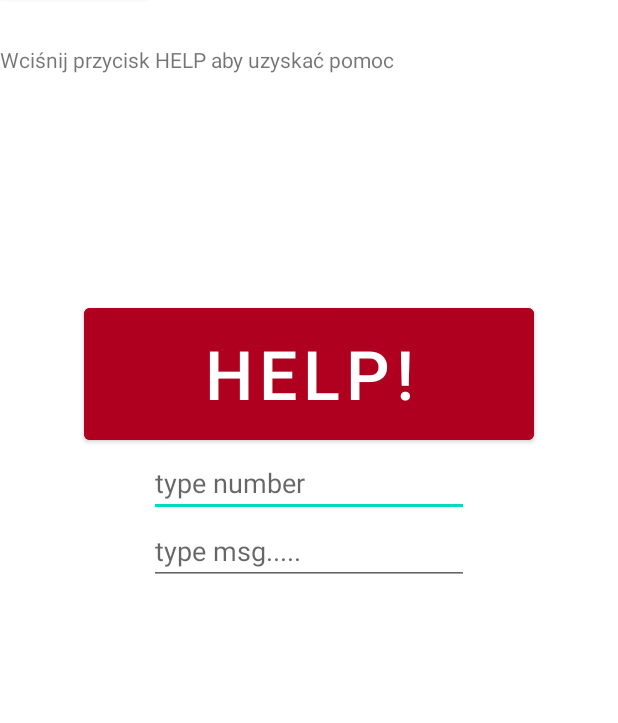
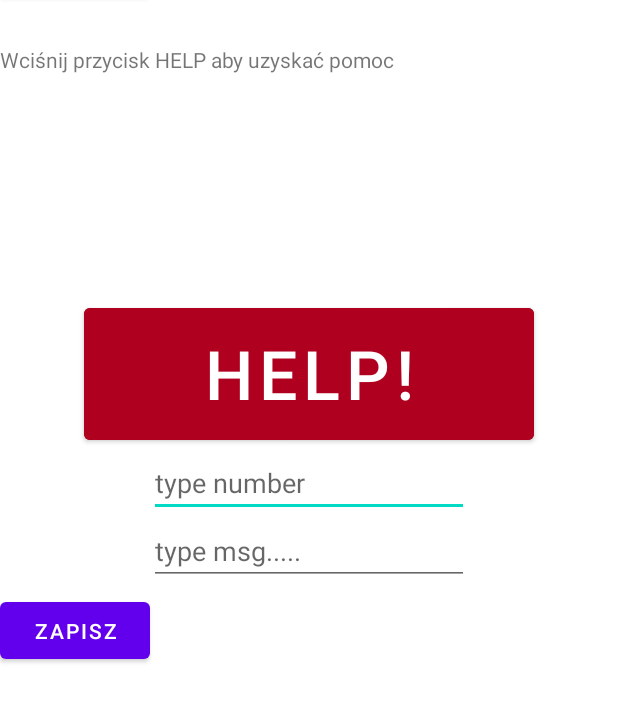
Before and after one commit to gromaniecki/SMS_Ratunek, an Android app: the Main_Menu screen opened directly, with no data from a screen before it, after a tap on "POWRÓT", on a phone screen of 412 x 824 dp, the part 160-883 px from its top. Run offline under Robolectric (Android 15) with nearby library versions, the phone set to English and light mode, and no system bars.

Commit message:
Dzialajace getsharedpreferences

```diff
--- a/src/main/java/gromaniecki/example/sms_ratunek/MainActivity.java
+++ b/src/main/java/gromaniecki/example/sms_ratunek/MainActivity.java
@@ -5,7 +5,9 @@ import androidx.core.app.ActivityCompat;
 import androidx.core.content.PackageManagerCompat;
 
 import android.Manifest;
+import android.content.Context;
 import android.content.Intent;
+import android.content.SharedPreferences;
 import android.content.pm.PackageManager;
 import android.os.Bundle;
 import android.telephony.SmsManager;
@@ -24,6 +26,10 @@ public class MainActivity extends AppCompatActivity {
     private EditText editTextMessage;
     FusedLocationProviderClient fusedLocationProviderClient;
 
+    //shared Preferences
+    SharedPreferences bazaNumerow;
+    SharedPreferences.Editor edytorNumerow;
+
     @Override
     protected void onCreate(Bundle savedInstanceState) {
         super.onCreate(savedInstanceState);
@@ -35,11 +41,16 @@ public class MainActivity extends AppCompatActivity {
         editTextNumber = findViewById(R.id.editTextNumber);
         //Initialize usedLocationProvider
         fusedLocationProviderClient = LocationServices.getFusedLocationProviderClient(this);
+        // SHARED PREFerences
+        bazaNumerow = getSharedPreferences("gromaniecki.example.sms_ratunek", Context.MODE_PRIVATE);
+        edytorNumerow = bazaNumerow.edit();
+
     }
     public void sendSMS(View view){
 
         String message = editTextMessage.getText().toString();
-        String number = editTextNumber.getText().toString();
+        //String number = editTextNumber.getText().toString();
+        String number = bazaNumerow.getString("numerkontaktowy1","");
 
         SmsManager mySmsManager = SmsManager.getDefault();
         mySmsManager.sendTextMessage(number, null, message,null,null);
@@ -47,9 +58,18 @@ public class MainActivity extends AppCompatActivity {
     }
 
     public void openMain_Menu (View view){
+
         Intent intent = new Intent (this, Main_Menu.class);
         startActivity(intent);
     }
 
 
+    public void zapisz(View view) {
+
+            String message = editTextNumber.getText().toString();
+
+            edytorNumerow.putString("numerkontaktowy1", message);
+            edytorNumerow.commit();
+
+    }
 }
--- a/src/main/java/gromaniecki/example/sms_ratunek/Main_Menu.java
+++ b/src/main/java/gromaniecki/example/sms_ratunek/Main_Menu.java
@@ -2,21 +2,49 @@ package gromaniecki.example.sms_ratunek;
 
 import androidx.appcompat.app.AppCompatActivity;
 
+import android.content.Context;
 import android.content.Intent;
+import android.content.SharedPreferences;
 import android.os.Bundle;
 import android.view.View;
+import android.widget.EditText;
+import android.widget.Toast;
 
 public class Main_Menu extends AppCompatActivity {
+    SharedPreferences bazaNumerow;
+    SharedPreferences.Editor edytorNumerow;
+    private EditText numer1;
+    //String kontakt1, message = "Zapisano zmiany";
 
     @Override
     protected void onCreate(Bundle savedInstanceState) {
         super.onCreate(savedInstanceState);
         setContentView(R.layout.activity_main_menu);
+
+        //kontakt1 = findViewById(R.id.numer1);
+
     }
 
     public void go_back(View view){
         Intent intent = new Intent(this, MainActivity.class);
         startActivity(intent);
     }
+    public void saveChanges(){
+
+        //bazaNumerow = getSharedPreferences("gromaniecki.example.sms_ratunek", Context.MODE_PRIVATE);
+        //edytorNumerow = bazaNumerow.edit();
+        //edytorNumerow.putString("numerkontaktowy1", String.valueOf(numer1));
+        //edytorNumerow.commit();
+        //EditText editText1 = (EditText)findViewById(R.id.numer1);
+        //editText1.setHint(String.valueOf(numer1));
+
+
+        //int duration = Toast.LENGTH_SHORT;
+        //Context context = getApplicationContext();
+        //Toast toast = Toast.makeText(context, message, duration);
+        //toast.show();
+
+
+    }
 
 }
--- a/src/main/res/layout/activity_main.xml
+++ b/src/main/res/layout/activity_main.xml
@@ -65,6 +65,15 @@
         android:gravity="start|top"
         android:hint="@string/type_msg"
         android:inputType="textMultiLine" />
+    <Button
+        android:id="@+id/shared"
+        android:layout_width="100dp"
+        android:layout_height="50dp"
+        android:layout_marginTop="5dp"
+        android:text="zapisz"
+        android:onClick="zapisz"
+        android:layout_below="@id/editText"
+        />
 
 
 
```
Also changed, not shown: src/main/res/layout/activity_main_menu.xml (+10 -10 lines).
